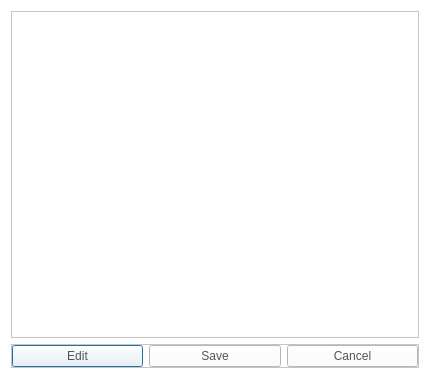
First picture: the form in CaX/dialog/trackinfodialog.ui, repository fsest4u/CaX_03, before the edit.
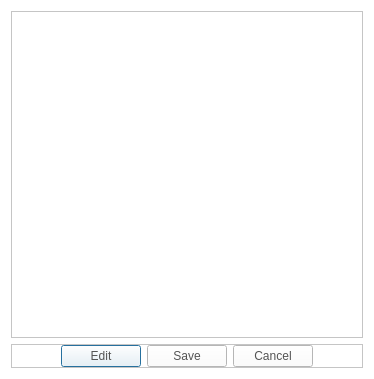
Second picture: the form after the edit. Icons and pictures are not drawn.

Commit message: [design] - apply to design for dialog button - group play - mute icon - cd rip - left / right icon - browser - folder icon - option menu - play now / clear / next / last

What changed in the file:
```diff
--- a/CaX/dialog/trackinfodialog.ui
+++ b/CaX/dialog/trackinfodialog.ui
@@ -6,7 +6,7 @@
    <rect>
     <x>0</x>
     <y>0</y>
-    <width>430</width>
+    <width>374</width>
     <height>379</height>
    </rect>
   </property>
@@ -54,8 +54,36 @@
       <property name="bottomMargin">
        <number>0</number>
       </property>
+      <item>
+       <spacer name="horizontalSpacer">
+        <property name="orientation">
+         <enum>Qt::Horizontal</enum>
+        </property>
+        <property name="sizeHint" stdset="0">
+         <size>
+          <width>40</width>
+          <height>20</height>
+         </size>
+        </property>
+       </spacer>
+      </item>
       <item>
        <widget class="QPushButton" name="btnEdit">
+        <property name="styleSheet">
+         <string notr="true">QPushButton
+{
+  border-image: url(&quot;:/resource/audiocd-popup-btn110-ok-n@3x.png&quot;);
+width: 110px;
+color: rgb(84, 84, 84)
+}
+
+QPushButton:hover
+{
+  border-image: url(&quot;:/resource/audiocd-popup-btn110-ok-h@3x.png&quot;);
+width: 110px;
+color: rgb(255, 255, 255)
+}</string>
+        </property>
         <property name="text">
          <string>Edit</string>
         </property>
@@ -63,6 +91,21 @@
       </item>
       <item>
        <widget class="QPushButton" name="btnSave">
+        <property name="styleSheet">
+         <string notr="true">QPushButton
+{
+  border-image: url(&quot;:/resource/audiocd-popup-btn110-ok-n@3x.png&quot;);
+width: 110px;
+color: rgb(84, 84, 84)
+}
+
+QPushButton:hover
+{
+  border-image: url(&quot;:/resource/audiocd-popup-btn110-ok-h@3x.png&quot;);
+width: 110px;
+color: rgb(255, 255, 255)
+}</string>
+        </property>
         <property name="text">
          <string>Save</string>
         </property>
@@ -70,11 +113,39 @@
       </item>
       <item>
        <widget class="QPushButton" name="btnCancel">
+        <property name="styleSheet">
+         <string notr="true">QPushButton
+{
+  border-image: url(&quot;:/resource/audiocd-popup-btn110-ok-n@3x.png&quot;);
+width: 110px;
+color: rgb(84, 84, 84)
+}
+
+QPushButton:hover
+{
+  border-image: url(&quot;:/resource/audiocd-popup-btn110-ok-h@3x.png&quot;);
+width: 110px;
+color: rgb(255, 255, 255)
+}</string>
+        </property>
         <property name="text">
          <string>Cancel</string>
         </property>
        </widget>
       </item>
+      <item>
+       <spacer name="horizontalSpacer_2">
+        <property name="orientation">
+         <enum>Qt::Horizontal</enum>
+        </property>
+        <property name="sizeHint" stdset="0">
+         <size>
+          <width>40</width>
+          <height>20</height>
+         </size>
+        </property>
+       </spacer>
+      </item>
      </layout>
     </widget>
    </item>
@@ -88,8 +159,8 @@
        <rect>
         <x>0</x>
         <y>0</y>
-        <width>410</width>
-        <height>317</height>
+        <width>354</width>
+        <height>325</height>
        </rect>
       </property>
       <layout class="QGridLayout" name="gridLayoutScrollArea"/>
```
The commit also changes 17 other files.
